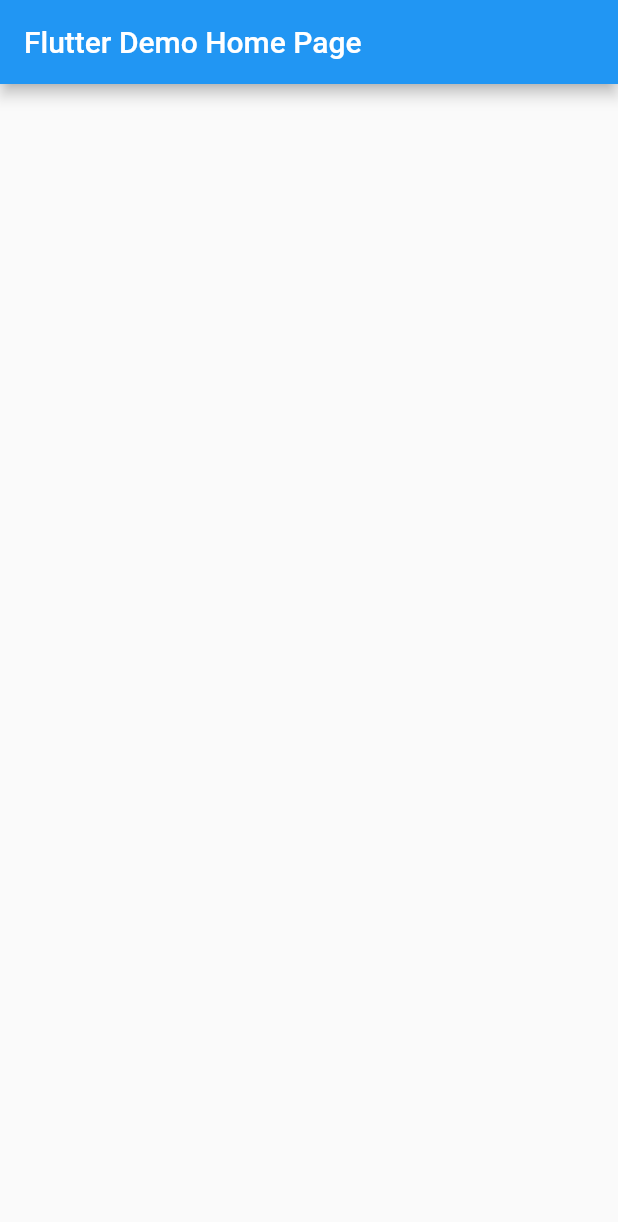
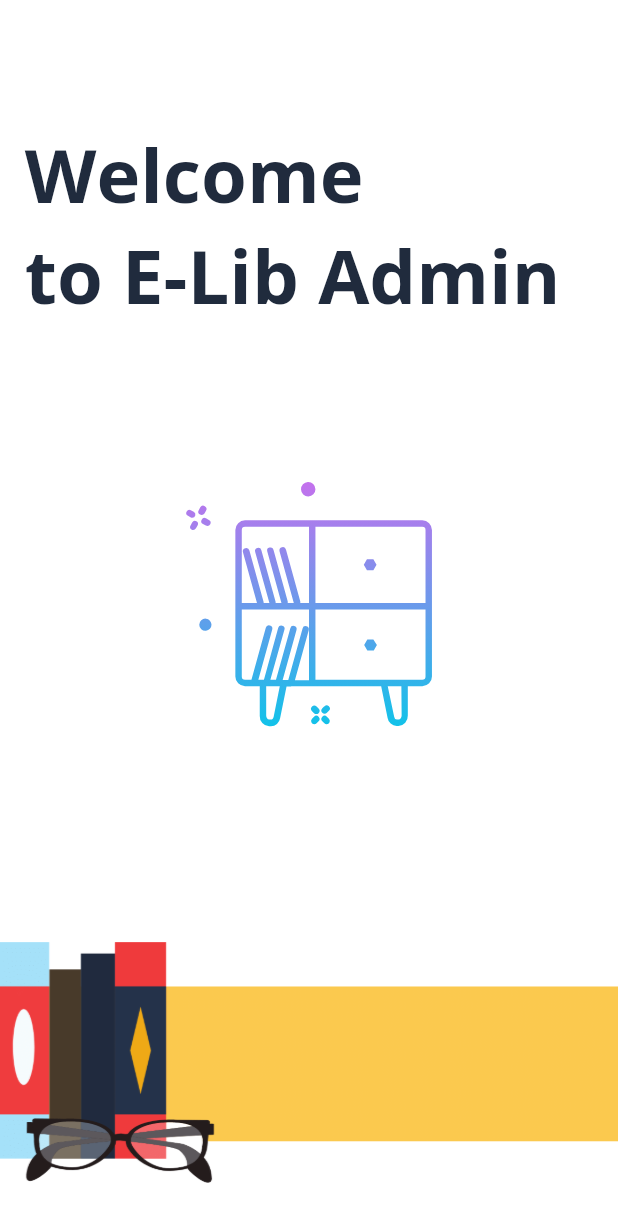
Before and after one commit to harshtaliwal30/e-lib-admin, a Flutter app: the screen it shows after launch, on a phone screen of 412 x 824 dp. Shown: the top 1222 px of the screen. Run offline on Flutter 3.47's test engine with Material 2 defaults, Android fonts, the phone set to English and light mode, and no system bars; our stand-ins replace firebase_core, flutter_svg, get; accounts and stored records are empty.

Commit message:
Added splash screen

```diff
--- a/lib/Utils/app_routes.dart
+++ b/lib/Utils/app_routes.dart
@@ -1,11 +1,17 @@
+import 'package:e_lib_admin/screens/splash_screen.dart';
 import 'package:flutter/material.dart';
 import 'package:get/get.dart';
 
 class AppRoutes {
-  static const String loginRoute = "/login";
+  static const String splashScreenRoute = "/splashScreen";
 
   static routes() {
+    GetPage<dynamic> _page(String route, var page) {
+      return GetPage(name: route, page: page);
+    }
+
     return [
+      _page(splashScreenRoute, () => SplashScreen()),
       // GetPage(name: loginRoute, page: () => LoginScreen()),
       // GetPage(
       //     name: homeitemviewRoute,
--- /dev/null
+++ b/lib/Utils/utils.dart
@@ -0,0 +1,7 @@
+import 'package:flutter/material.dart';
+
+class Utils {
+  static const white = Colors.white;
+  static const black = Colors.black;
+  static const darkBlue = Color(0XFF202B3D);
+}
--- a/lib/main.dart
+++ b/lib/main.dart
@@ -1,6 +1,8 @@
+import 'package:e_lib_admin/Utils/app_routes.dart';
 import 'package:firebase_core/firebase_core.dart';
 import 'package:flutter/material.dart';
 import 'package:flutter/services.dart';
+import 'package:get/get.dart';
 
 void main() async {
   WidgetsFlutterBinding.ensureInitialized();
@@ -13,32 +15,14 @@ class MyApp extends StatelessWidget {
   // This widget is the root of your application.
   @override
   Widget build(BuildContext context) {
-    return MaterialApp(
+    return GetMaterialApp(
+      debugShowCheckedModeBanner: false,
       title: 'Flutter Demo',
       theme: ThemeData(
         primarySwatch: Colors.blue,
       ),
-      home: MyHomePage(title: 'Flutter Demo Home Page'),
+      getPages: AppRoutes.routes(),
+      initialRoute: AppRoutes.splashScreenRoute,
     );
   }
 }
-
-class MyHomePage extends StatefulWidget {
-  MyHomePage({Key? key, required this.title}) : super(key: key);
-
-  final String title;
-
-  @override
-  _MyHomePageState createState() => _MyHomePageState();
-}
-
-class _MyHomePageState extends State<MyHomePage> {
-  @override
-  Widget build(BuildContext context) {
-    return Scaffold(
-      appBar: AppBar(
-        title: Text(widget.title),
-      ),
-    );
-  }
-}
--- /dev/null
+++ b/lib/screens/splash_screen.dart
@@ -0,0 +1,64 @@
+import 'package:e_lib_admin/Utils/app_ui_constant.dart';
+import 'package:e_lib_admin/Utils/utils.dart';
+import 'package:flutter/material.dart';
+import 'package:flutter_svg/flutter_svg.dart';
+
+class SplashScreen extends StatefulWidget {
+  const SplashScreen({Key? key}) : super(key: key);
+
+  @override
+  _SplashScreenState createState() => _SplashScreenState();
+}
+
+class _SplashScreenState extends State<SplashScreen> {
+  @override
+  Widget build(BuildContext context) {
+    AppUIConst.initOnStartUp(context);
+    return Scaffold(
+      backgroundColor: Utils.white,
+      body: Row(
+        children: [
+          Expanded(
+            child: Column(
+              crossAxisAlignment: CrossAxisAlignment.start,
+              mainAxisAlignment: MainAxisAlignment.spaceBetween,
+              children: [
+                Padding(
+                  padding: EdgeInsets.only(
+                    top: AppUIConst.safeBlockVertical * 10,
+                    left: AppUIConst.safeBlockHorizontal * 4,
+                  ),
+                  child: Text(
+                    "Welcome\nto E-Lib Admin",
+                    style: TextStyle(
+                      color: Utils.darkBlue,
+                      fontSize: AppUIConst.baseFontSize * 12,
+                      fontFamily: "OpenSans-Bold",
+                    ),
+                  ),
+                ),
+                Center(
+                  child: SvgPicture.asset(
+                    "assets/images/bookshelf.svg",
+                    height: AppUIConst.screenHeight / 4,
+                  ),
+                ),
+                Container(
+                  margin: EdgeInsets.symmetric(
+                    vertical: AppUIConst.safeBlockVertical * 4,
+                  ),
+                  child: Image.asset(
+                    "assets/images/splashBook.png",
+                    fit: BoxFit.fill,
+                    height: AppUIConst.screenHeight / 5,
+                    width: AppUIConst.screenWidth,
+                  ),
+                ),
+              ],
+            ),
+          ),
+        ],
+      ),
+    );
+  }
+}
```
Also changed, not shown: pubspec.yaml (+17 -0 lines), assets/fonts/OpenSans-Bold.ttf (added), assets/fonts/OpenSans-ExtraBold.ttf (added), assets/fonts/OpenSans-Light.ttf (added), assets/fonts/OpenSans-Regular.ttf (added), assets/images/bookshelf.svg (added), assets/images/splashBook.png (added), pubspec.lock.
